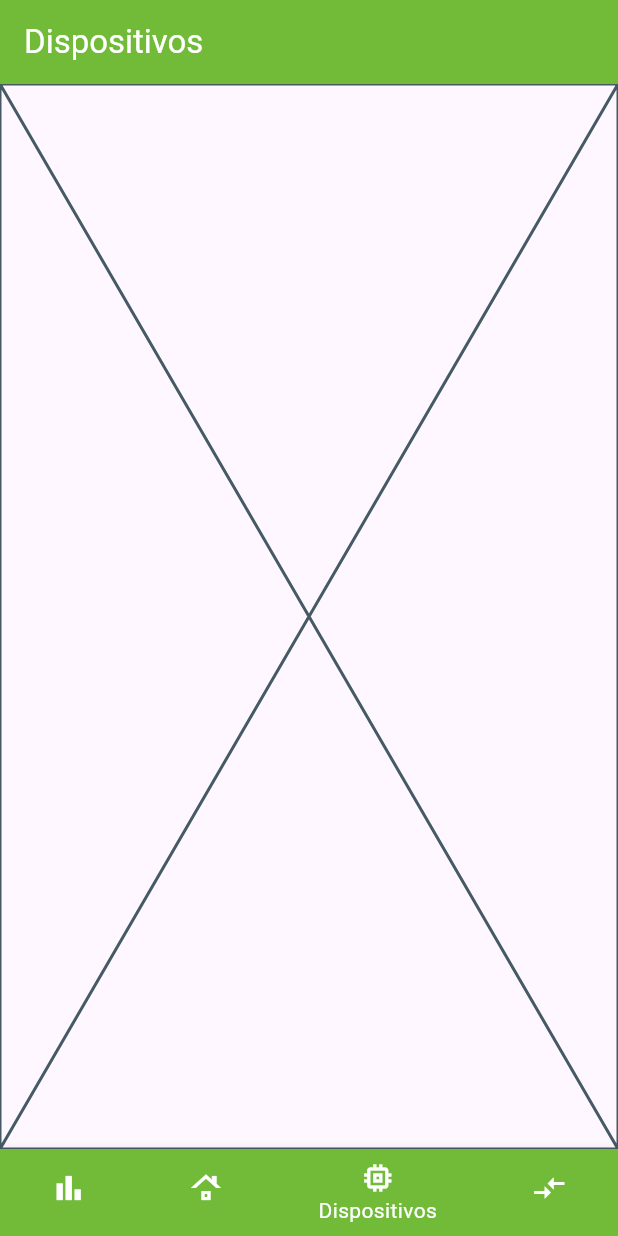
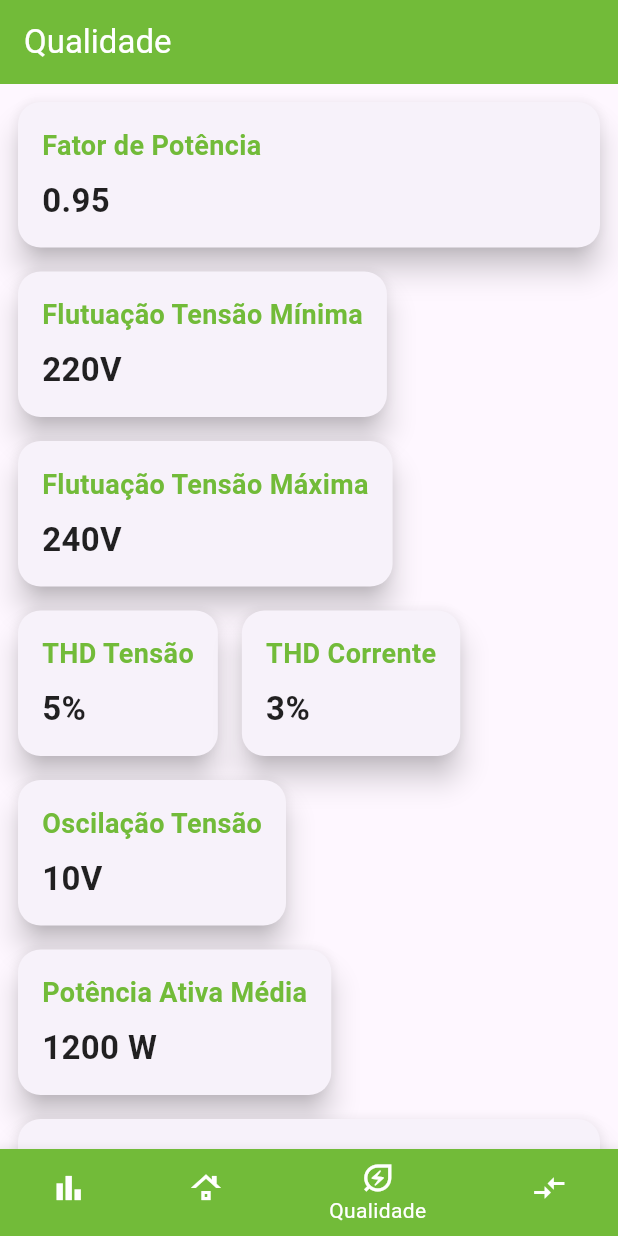
Before and after one commit to Victor-Drt/energy_app, a Flutter app: the MyHomePage screen opened directly, item 3 of the bottom bar chosen, on a phone screen of 412 x 824 dp. Run offline on Flutter 3.47's test engine with Material 3 defaults, Android fonts, the light colour scheme and no system bars; our stand-ins replace fl_chart, flutter_dotenv, flutter_secure_storage, grouped_list, jwt_decoder; missing offline and left inert: dart:ffi; accounts and stored records are empty; network calls fail.

Commit message:
feat: tela indicadores de qualidade

```diff
--- /dev/null
+++ b/lib/models/qualidade.dart
@@ -0,0 +1,48 @@
+class Qualidade {
+  String? id;
+  String? timestamp;
+  String? usuarioId;
+  double? fatorPotencia;
+  int? flutuacaoTensaoMinima;
+  int? flutuacaoTensaoMaxima;
+  int? thdTensao;
+  int? thdCorrente;
+  int? oscilacaoTensao;
+
+  Qualidade(
+      {this.id,
+      this.timestamp,
+      this.usuarioId,
+      this.fatorPotencia,
+      this.flutuacaoTensaoMinima,
+      this.flutuacaoTensaoMaxima,
+      this.thdTensao,
+      this.thdCorrente,
+      this.oscilacaoTensao});
+
+  Qualidade.fromJson(Map<String, dynamic> json) {
+    id = json['id'];
+    timestamp = json['timestamp'];
+    usuarioId = json['usuarioId'];
+    fatorPotencia = json['fatorPotencia'];
+    flutuacaoTensaoMinima = json['flutuacaoTensaoMinima'];
+    flutuacaoTensaoMaxima = json['flutuacaoTensaoMaxima'];
+    thdTensao = json['thdTensao'];
+    thdCorrente = json['thdCorrente'];
+    oscilacaoTensao = json['oscilacaoTensao'];
+  }
+
+  Map<String, dynamic> toJson() {
+    final Map<String, dynamic> data = new Map<String, dynamic>();
+    data['id'] = this.id;
+    data['timestamp'] = this.timestamp;
+    data['usuarioId'] = this.usuarioId;
+    data['fatorPotencia'] = this.fatorPotencia;
+    data['flutuacaoTensaoMinima'] = this.flutuacaoTensaoMinima;
+    data['flutuacaoTensaoMaxima'] = this.flutuacaoTensaoMaxima;
+    data['thdTensao'] = this.thdTensao;
+    data['thdCorrente'] = this.thdCorrente;
+    data['oscilacaoTensao'] = this.oscilacaoTensao;
+    return data;
+  }
+}
--- a/lib/pages/home_page.dart
+++ b/lib/pages/home_page.dart
@@ -2,6 +2,7 @@ import 'package:energy_app/pages/ambientes_page.dart';
 import 'package:energy_app/pages/comparativo_page.dart';
 import 'package:energy_app/pages/dashboard_page.dart';
 import 'package:energy_app/pages/dispositivos_page.dart';
+import 'package:energy_app/pages/qualidade_page.dart';
 import 'package:flutter/material.dart';
 
 class MyHomePage extends StatefulWidget {
@@ -25,7 +26,7 @@ class _MyHomePageState extends State<MyHomePage> {
   static List<Widget> _widgetOptions = <Widget>[
     PageDashboard(),
     AmbientesPage(),
-    Placeholder(),
+    QualidadePage(),
     PageComparativo(),
   ];
 
@@ -35,7 +36,7 @@ class _MyHomePageState extends State<MyHomePage> {
 
       if (_selectedIndex == 0) appBarTitle = "Dashboard";
       if (_selectedIndex == 1) appBarTitle = "Ambientes";
-      if (_selectedIndex == 2) appBarTitle = "Dispositivos";
+      if (_selectedIndex == 2) appBarTitle = "Qualidade";
       if (_selectedIndex == 3) appBarTitle = "Comparativo";
     });
   }
@@ -91,7 +92,7 @@ class _MyHomePageState extends State<MyHomePage> {
                 ),
                 ListTile(
                   title: const Row(
-                    children: [Icon(Icons.history), Text("Dispositivos")],
+                    children: [Icon(Icons.history), Text("Qualidade")],
                   ),
                   onTap: () {
                     Navigator.pop(context);
@@ -132,8 +133,8 @@ class _MyHomePageState extends State<MyHomePage> {
                   label: 'Ambientes',
                 ),
                 BottomNavigationBarItem(
-                  icon: Icon(Icons.memory),
-                  label: 'Dispositivos',
+                  icon: Icon(Icons.energy_savings_leaf_outlined),
+                  label: 'Qualidade',
                 ),
                 BottomNavigationBarItem(
                   icon: Icon(Icons.compare_arrows),
--- a/lib/pages/login_page.dart
+++ b/lib/pages/login_page.dart
@@ -20,7 +20,7 @@ class _LoginPageState extends State<LoginPage> {
   final storage = const FlutterSecureStorage(); // Instância para armazenamento seguro
 
   final UsuarioService usuarioService = UsuarioService(
-      baseUrl: 'http://192.168.15.103:3000'); // Defina sua URL base
+      baseUrl: 'http://10.151.0.180:3000'); // Defina sua URL base
 
   @override
   void initState() {
--- /dev/null
+++ b/lib/pages/qualidade_page.dart
@@ -0,0 +1,61 @@
+import 'package:energy_app/widgets/itens/qualidadeCard.dart';
+import 'package:flutter/material.dart';
+
+class QualidadePage extends StatelessWidget {
+  @override
+  Widget build(BuildContext context) {
+    return Scaffold(
+      body: Padding(
+        padding: const EdgeInsets.all(8.0),
+        child: Wrap(
+          spacing: 8.0, // Espaço horizontal entre os cards
+          runSpacing: 8.0, // Espaço vertical entre os cards
+          children: [
+            // Card que ocupa a linha inteira
+            SizedBox(
+              width: double.infinity, // Ocupar a largura total
+              child: Qualidadecard(
+                title: 'Fator de Potência',
+                value: '0.95',
+              ),
+            ),
+            // Outros cards que podem ser agrupados
+            Qualidadecard(
+              title: 'Flutuação Tensão Mínima',
+              value: '220V',
+            ),
+            Qualidadecard(
+              title: 'Flutuação Tensão Máxima',
+              value: '240V',
+            ),
+            Qualidadecard(
+              title: 'THD Tensão',
+              value: '5%',
+            ),
+            Qualidadecard(
+              title: 'THD Corrente',
+              value: '3%',
+            ),
+            Qualidadecard(
+              title: 'Oscilação Tensão',
+              value: '10V',
+            ),
+            Qualidadecard(
+              title: 'Potência Ativa Média',
+              value: '1200 W',
+            ),
+            // Card que ocupa a linha inteira
+            SizedBox(
+              width: double.infinity, // Ocupar a largura total
+              child: Qualidadecard(
+                title: 'Consumo Total Acumulado',
+                value: '1500 kWh',
+              ),
+            ),
+          ],
+        ),
+      ),
+    );
+  }
+
+}
--- /dev/null
+++ b/lib/widgets/itens/qualidadeCard.dart
@@ -0,0 +1,47 @@
+import 'package:flutter/material.dart';
+
+class Qualidadecard extends StatelessWidget {
+  final String title;
+  final String value;
+
+  Qualidadecard({required this.title, required this.value});
+
+  @override
+  Widget build(BuildContext context) {
+    return Card(
+      margin: EdgeInsets.all(4.0),
+      elevation: 8, // Aumentar a elevação para sombras mais profundas
+      shape: RoundedRectangleBorder(
+        borderRadius: BorderRadius.circular(15), // Bordas arredondadas
+      ),
+      child: Padding(
+        padding: const EdgeInsets.all(16.0),
+        child: Column(
+          mainAxisAlignment: MainAxisAlignment.start,
+          crossAxisAlignment: CrossAxisAlignment.start,
+          children: [
+            Text(
+              title,
+              style: TextStyle(
+                fontSize: 18,
+                fontWeight: FontWeight.bold,
+                color: Color.fromRGBO(114, 187, 57, 1), // Cor do título
+              ),
+              overflow: TextOverflow.ellipsis,
+              maxLines: 1,
+            ),
+            SizedBox(height: 8),
+            Text(
+              value,
+              style: TextStyle(
+                fontSize: 22,
+                fontWeight: FontWeight.w600,
+                color: Colors.black87, // Cor do valor
+              ),
+            ),
+          ],
+        ),
+      ),
+    );
+  }
+}
```
